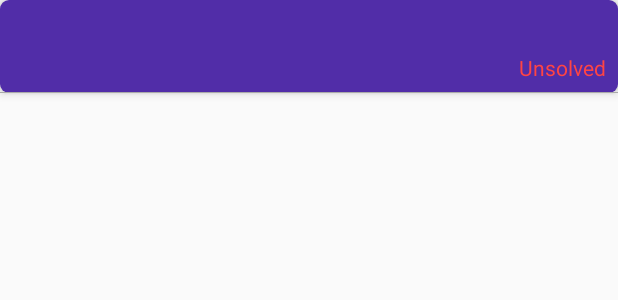
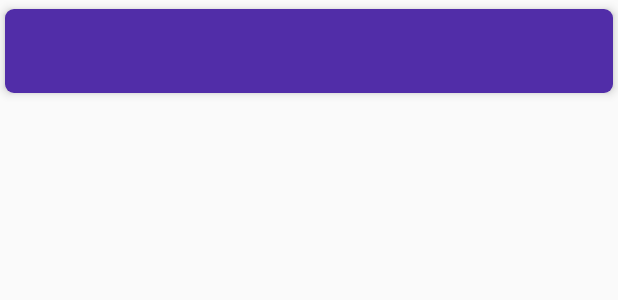
Before and after one commit to prashant564/Quizikal, an Android app: the layout item_trivia_list.xml on its own in the app's theme, with its tools: preview values and no code run, on a phone screen of 412 x 824 dp. Shown: the top 300 px of the screen. Run offline under Robolectric (Android 15) with nearby library versions, the phone set to English and light mode, and no system bars.

```diff
--- a/app/src/main/java/com/example/quizzio/utils/AppConstants.kt
+++ b/app/src/main/java/com/example/quizzio/utils/AppConstants.kt
@@ -1,7 +1,4 @@
 package com.example.quizzio.utils
-
-import com.example.quizzio.views.fragments.EntertainmentFragment
-import com.example.quizzio.views.fragments.HomeFragment
 
 object AppConstants {
 
@@ -10,6 +7,7 @@ object AppConstants {
     var categoryType = "categoryType"
     var categoryTag = "categoryTag"
     var colorId = "colorId"
+    var quizData = "quizData"
 
     object CategoryTag{
         var Entertainment = "Entertainment"
@@ -17,7 +15,7 @@ object AppConstants {
         var General = "General"
         var SportsAndLeisure = "Sports and Leisure"
         var HistoryAndHolidays = "History and Holidays"
-        var FoodAndDrink = "Food and Drinks"
+        var FoodAndDrinks = "Food and Drinks"
         var ToysAndGames = "Toys and Games"
         var ScienceAndNature = "Science and Nature"
         var PeopleAndPlaces = "People and Places"
--- a/app/src/main/java/com/example/quizzio/views/activities/MainActivity.kt
+++ b/app/src/main/java/com/example/quizzio/views/activities/MainActivity.kt
@@ -43,11 +43,9 @@ class MainActivity : AppCompatActivity() {
 
     private fun createList() {
         val categoryList = ArrayList<CategoryItem>()
-
         categoryList.add(CategoryItem(getString(R.string.entertainment),CategoryItemType.CATEGORY_ENTERTAINMENT,AppConstants.CategoryTag.Entertainment))
         categoryList.add(CategoryItem(getString(R.string.music),CategoryItemType.CATEGORY_MUSIC,AppConstants.CategoryTag.Music))
         categoryList.add(CategoryItem(getString(R.string.art_and_literature),CategoryItemType.CATEGORY_ART_AND_LITERATURE,AppConstants.CategoryTag.ArtAndLiterature))
-        categoryList.add(CategoryItem(getString(R.string.food_and_drink),CategoryItemType.CATEGORY_FOOD_AND_DRINK,AppConstants.CategoryTag.FoodAndDrink))
         categoryList.add(CategoryItem(getString(R.string.general),CategoryItemType.CATEGORY_GENERAL,AppConstants.CategoryTag.General))
         categoryList.add(CategoryItem(getString(R.string.history_and_holidays),CategoryItemType.CATEGORY_HISTORY_AND_HOLIDAYS,AppConstants.CategoryTag.HistoryAndHolidays))
         categoryList.add(CategoryItem(getString(R.string.kids),CategoryItemType.CATEGORY_KIDS,AppConstants.CategoryTag.Kids))
@@ -59,10 +57,8 @@ class MainActivity : AppCompatActivity() {
         categoryList.add(CategoryItem(getString(R.string.sports_and_leisure),CategoryItemType.CATEGORY_SPORTS_AND_LEISURE,AppConstants.CategoryTag.SportsAndLeisure))
         categoryList.add(CategoryItem(getString(R.string.tech_and_video_games),CategoryItemType.CATEGORY_TECH_AND_VIDEO_GAMES,AppConstants.CategoryTag.TechAndVideoGames))
         categoryList.add(CategoryItem(getString(R.string.toys_and_games),CategoryItemType.CATEGORY_TOYS_AND_GAMES,AppConstants.CategoryTag.ToysAndGames))
-
         categoryItemAdapter.submitList(categoryList)
     }
-
 
     val listener = RecyclerItemClickListener{
         when(it.id){
--- a/app/src/main/java/com/example/quizzio/views/adapters/TriviaListAdapter.kt
+++ b/app/src/main/java/com/example/quizzio/views/adapters/TriviaListAdapter.kt
@@ -1,5 +1,6 @@
 package com.example.quizzio.views.adapters
 
+import android.graphics.drawable.GradientDrawable
 import android.view.LayoutInflater
 import android.view.View
 import android.view.ViewGroup
@@ -31,6 +32,8 @@ class TriviaListAdapter(var listener: RecyclerItemClickListener):
             view.tv_question.text = item.question
             view.tv_category.text = item.category
 
+            val background = view.cv_main.background as GradientDrawable
+            background.setColor(ResourceUtils.toColor(AppUtils.getColorIdFromCategoryType(item.category)))
             view.cv_main.tag = item
             view.cv_main.setOnClickListener {
                 listener.onItemClick(it)
--- a/app/src/main/java/com/example/quizzio/views/ui/CategoryItemType.kt
+++ b/app/src/main/java/com/example/quizzio/views/ui/CategoryItemType.kt
@@ -8,7 +8,7 @@ import kotlinx.android.parcel.Parcelize
 enum class CategoryItemType constructor(var type :String, var color: Int):Parcelable {
     CATEGORY_ENTERTAINMENT( "entertainment", R.color.entertainment),
     CATEGORY_MUSIC("art_and_literature",R.color.art_and_literature),
-    CATEGORY_FOOD_AND_DRINK("food_and_drink",R.color.food_and_drink),
+    CATEGORY_FOOD_AND_DRINK("food_and_drinks",R.color.food_and_drink),
     CATEGORY_GENERAL("general",R.color.general),
     CATEGORY_HISTORY_AND_HOLIDAYS("history_and_holidays",R.color.history_and_holidays),
     CATEGORY_KIDS("kids",R.color.kids),
--- a/app/src/main/res/layout/item_trivia_list.xml
+++ b/app/src/main/res/layout/item_trivia_list.xml
@@ -2,8 +2,8 @@
 
 <androidx.constraintlayout.widget.ConstraintLayout xmlns:android="http://schemas.android.com/apk/res/android"
     xmlns:app="http://schemas.android.com/apk/res-auto"
-    xmlns:tools="http://schemas.android.com/tools"
     android:id="@+id/cv_main"
+    style="@style/cd_main"
     android:layout_width="match_parent"
     android:layout_height="wrap_content"
     android:background="@drawable/button_rectangular"
@@ -14,10 +14,10 @@
         style="@style/tv_main_subtitle"
         android:layout_width="0dp"
         android:layout_height="wrap_content"
-        android:layout_marginStart="8dp"
+        android:layout_marginStart="4dp"
         android:layout_marginTop="4dp"
-        android:layout_marginEnd="8dp"
-        android:maxLines="1"
+        android:layout_marginEnd="4dp"
+        android:maxLines="2"
         android:text=""
         app:layout_constraintEnd_toEndOf="parent"
         app:layout_constraintStart_toStartOf="parent"
@@ -31,29 +31,9 @@
         android:layout_marginStart="8dp"
         android:layout_marginTop="8dp"
         android:text=""
-        android:textSize="12dp"
+        android:textSize="14dp"
         android:textStyle="bold"
         app:layout_constraintStart_toStartOf="parent"
         app:layout_constraintTop_toBottomOf="@+id/tv_question" />
 
-    <TextView
-        android:id="@+id/tv_status"
-        android:layout_width="wrap_content"
-        android:layout_height="wrap_content"
-        android:layout_marginTop="8dp"
-        android:layout_marginEnd="8dp"
-        android:text="@string/unsolved"
-        android:textColor="@android:color/holo_red_light"
-        app:layout_constraintEnd_toEndOf="parent"
-        app:layout_constraintTop_toBottomOf="@+id/tv_question" />
-
-    <View
-        android:id="@+id/divider"
-        android:layout_width="match_parent"
-        android:layout_height="0.5dp"
-        android:layout_marginTop="8dp"
-        android:background="@android:color/darker_gray"
-        app:layout_constraintStart_toStartOf="parent"
-        app:layout_constraintTop_toBottomOf="@+id/tv_category" />
-
 </androidx.constraintlayout.widget.ConstraintLayout>
--- a/app/src/main/res/values/strings.xml
+++ b/app/src/main/res/values/strings.xml
@@ -7,7 +7,7 @@
     <string name="sports_and_leisure">Sports and Leisure</string>
     <string name="music">Music</string>
     <string name="history_and_holidays">History and Holidays</string>
-    <string name="food_and_drink">Food and Drink</string>
+    <string name="food_and_drink">Food and Drinks</string>
     <string name="toys_and_games">Toys and Games</string>
     <string name="science_and_nature">Science and Nature</string>
     <string name="people_and_places">People and Places</string>
--- a/app/src/main/res/values/styles.xml
+++ b/app/src/main/res/values/styles.xml
@@ -24,4 +24,10 @@
         <item name="android:layout_marginTop">10dp</item>
     </style>
 
+    <style name="cd_main">
+        <item name="android:layout_marginStart">3dp</item>
+        <item name="android:layout_marginEnd">3dp</item>
+        <item name="android:layout_marginTop">6dp</item>
+    </style>
+
 </resources>
```
Also changed, not shown: app/src/main/AndroidManifest.xml (+7 -2 lines), app/src/main/java/com/example/quizzio/utils/AppUtils.kt (+21 -0 lines), app/src/main/java/com/example/quizzio/views/activities/AnswerActivity.kt (added, +13 -0 lines), app/src/main/java/com/example/quizzio/views/activities/DetailActivity.kt (+47 -19 lines), app/src/main/java/com/example/quizzio/views/fragments/EntertainmentFragment.kt (deleted, +0 -61 lines), app/src/main/java/com/example/quizzio/views/fragments/HomeFragment.kt (deleted, +0 -77 lines), app/src/main/res/layout/activity_answer.xml (added, +9 -0 lines), app/src/main/res/layout/activity_detail.xml (+18 -12 lines), app/src/main/res/layout/fragment_entertainment.xml (deleted, +0 -14 lines), app/src/main/res/layout/home_fragment.xml (deleted, +0 -33 lines), app/src/main/res/navigation/nav_graph.xml (deleted, +0 -11 lines).
